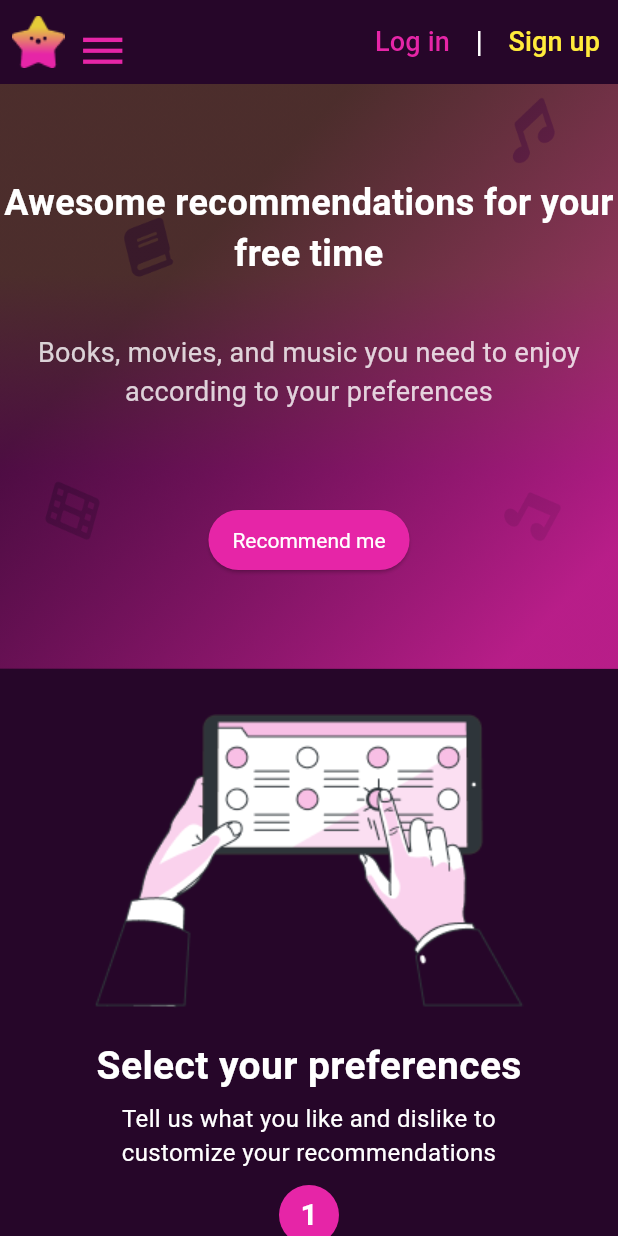
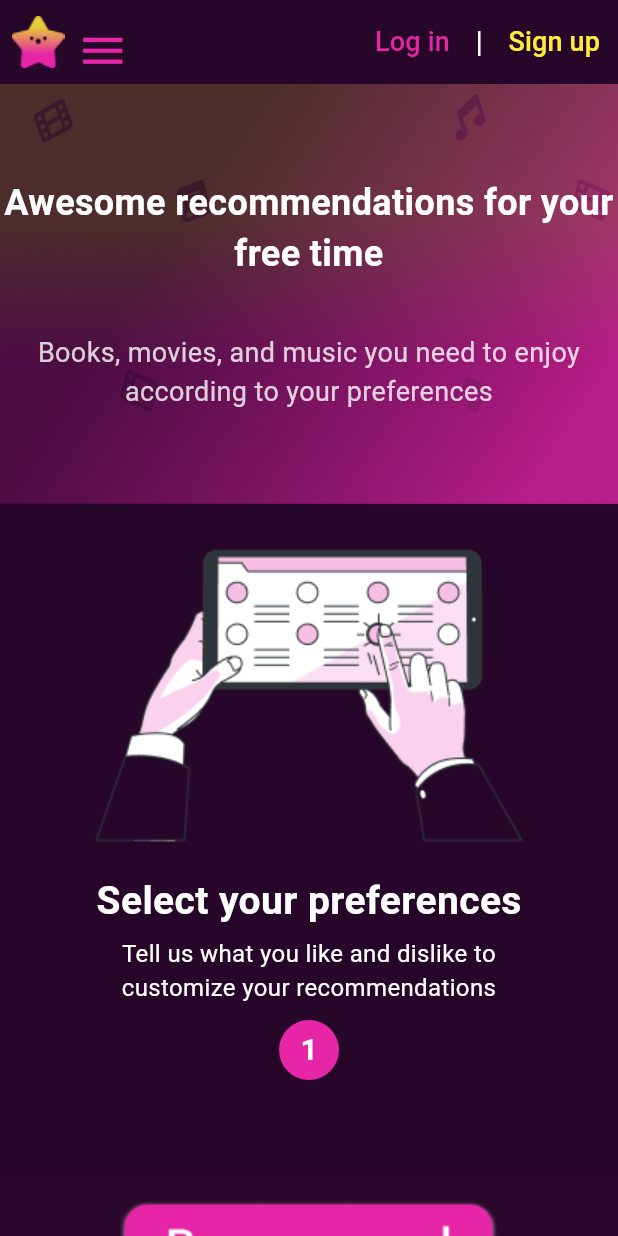
Before and after one commit to QuickCrafts/PerfectPick_Frontend, a Flutter app: the screen it shows after launch, on a phone screen of 412 x 824 dp. Run offline on Flutter 3.47's test engine with Material 3 defaults, Android fonts, the phone set to English and light mode, and no system bars; our stand-ins replace flutter_dotenv, graphql_flutter.

Commit message:
removed button mobile

```diff
--- a/lib/presentation/widgets/navigation/home.dart
+++ b/lib/presentation/widgets/navigation/home.dart
@@ -147,8 +147,8 @@ class MobileHome extends StatelessWidget {
               SizedBox(height: 36),
               buildDescriptionText(),
               SizedBox(height: 62),
-              buildRecommendButton(),
-              SizedBox(height: 62),
+              //buildRecommendButton(),
+              //SizedBox(height: 62),
             ],
           ),
         ),
```
